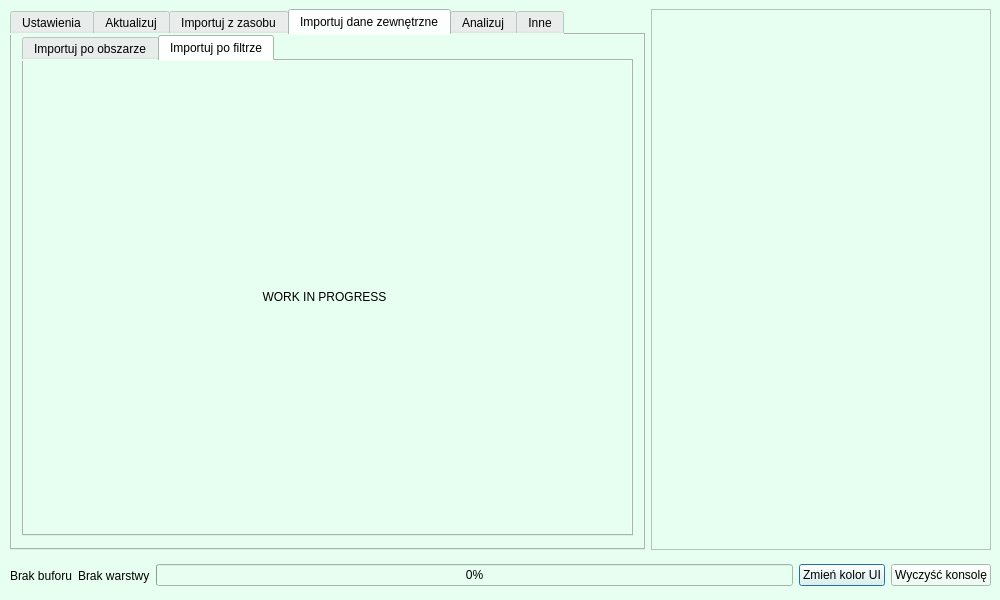
First picture: the form in bober_os_dialog_base.ui, repository pankonduktortoja/BoberOS, before the edit.
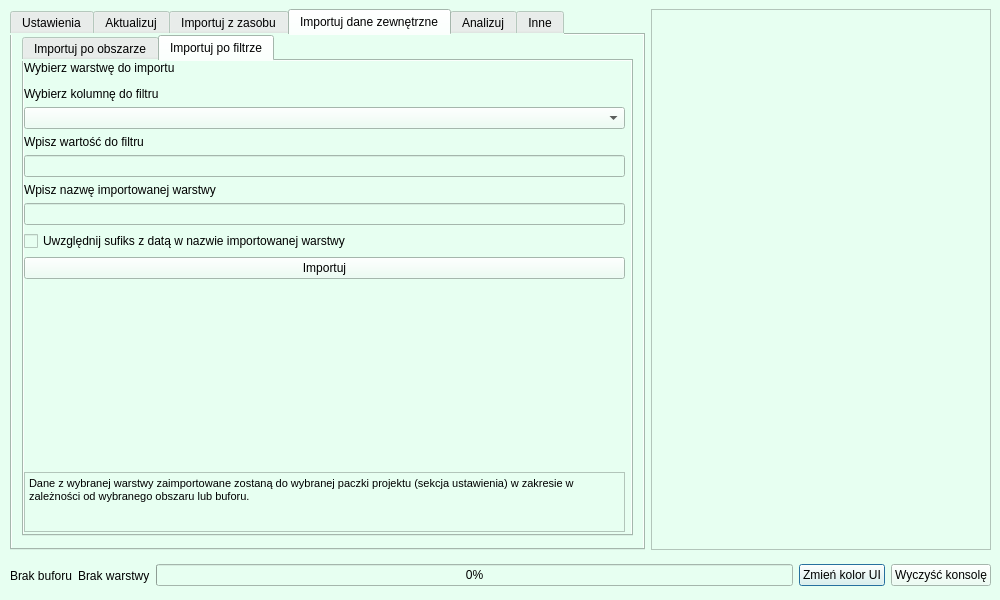
Second picture: the form after the edit. The open tabs and pages were chosen to show the change. Custom widgets are drawn as their Qt base class.

```diff
--- a/bober_os_dialog_base.ui
+++ b/bober_os_dialog_base.ui
@@ -1190,13 +1190,91 @@
            </rect>
           </property>
           <layout class="QVBoxLayout" name="verticalLayout_6">
+           <item>
+            <widget class="QLabel" name="label_26">
+             <property name="text">
+              <string>Wybierz warstwę do importu</string>
+             </property>
+            </widget>
+           </item>
+           <item>
+            <widget class="QgsFileWidget" name="import_external_filter_path"/>
+           </item>
            <item>
             <widget class="QLabel" name="label_9">
              <property name="text">
-              <string>WORK IN PROGRESS</string>
+              <string>Wybierz kolumnę do filtru</string>
              </property>
-             <property name="alignment">
-              <set>Qt::AlignCenter</set>
+            </widget>
+           </item>
+           <item>
+            <widget class="QComboBox" name="cb_import_external_filter"/>
+           </item>
+           <item>
+            <widget class="QLabel" name="label_28">
+             <property name="text">
+              <string>Wpisz wartość do filtru</string>
+             </property>
+            </widget>
+           </item>
+           <item>
+            <widget class="QLineEdit" name="le_filter"/>
+           </item>
+           <item>
+            <widget class="QLabel" name="label_27">
+             <property name="text">
+              <string>Wpisz nazwę importowanej warstwy</string>
+             </property>
+            </widget>
+           </item>
+           <item>
+            <widget class="QLineEdit" name="te_import_external_filter_name">
+             <property name="clearButtonEnabled">
+              <bool>true</bool>
+             </property>
+            </widget>
+           </item>
+           <item>
+            <widget class="QCheckBox" name="cb_date__filter_suffix">
+             <property name="text">
+              <string>Uwzględnij sufiks z datą w nazwie importowanej warstwy</string>
+             </property>
+            </widget>
+           </item>
+           <item>
+            <widget class="QPushButton" name="pb_import_external_filter">
+             <property name="text">
+              <string>Importuj</string>
+             </property>
+            </widget>
+           </item>
+           <item>
+            <spacer name="verticalSpacer_20">
+             <property name="orientation">
+              <enum>Qt::Vertical</enum>
+             </property>
+             <property name="sizeHint" stdset="0">
+              <size>
+               <width>20</width>
+               <height>40</height>
+              </size>
+             </property>
+            </spacer>
+           </item>
+           <item>
+            <widget class="QTextBrowser" name="textBrowser_14">
+             <property name="maximumSize">
+              <size>
+               <width>16777215</width>
+               <height>60</height>
+              </size>
+             </property>
+             <property name="html">
+              <string>&lt;!DOCTYPE HTML PUBLIC &quot;-//W3C//DTD HTML 4.0//EN&quot; &quot;http://www.w3.org/TR/REC-html40/strict.dtd&quot;&gt;
+&lt;html&gt;&lt;head&gt;&lt;meta name=&quot;qrichtext&quot; content=&quot;1&quot; /&gt;&lt;style type=&quot;text/css&quot;&gt;
+p, li { white-space: pre-wrap; }
+&lt;/style&gt;&lt;/head&gt;&lt;body style=&quot; font-family:'Open Sans'; font-size:8pt; font-weight:400; font-style:normal;&quot;&gt;
+&lt;p style=&quot; margin-top:0px; margin-bottom:0px; margin-left:0px; margin-right:0px; -qt-block-indent:0; text-indent:0px;&quot;&gt;Dane z wybranej warstwy zaimportowane zostaną do wybranej paczki projektu (sekcja ustawienia) w zakresie w zależności od wybranego obszaru lub buforu.&lt;/p&gt;&lt;/body&gt;&lt;/html&gt;</string>
              </property>
             </widget>
            </item>
@@ -1875,6 +1953,11 @@
    <extends>QComboBox</extends>
    <header>qgsmaplayercombobox.h</header>
   </customwidget>
+  <customwidget>
+   <class>QgsProjectionSelectionWidget</class>
+   <extends>QWidget</extends>
+   <header>qgsprojectionselectionwidget.h</header>
+  </customwidget>
   <customwidget>
    <class>QgsSpinBox</class>
    <extends>QSpinBox</extends>
```
Left out of the diff: 26 changed lines with no effect on the pictures.
